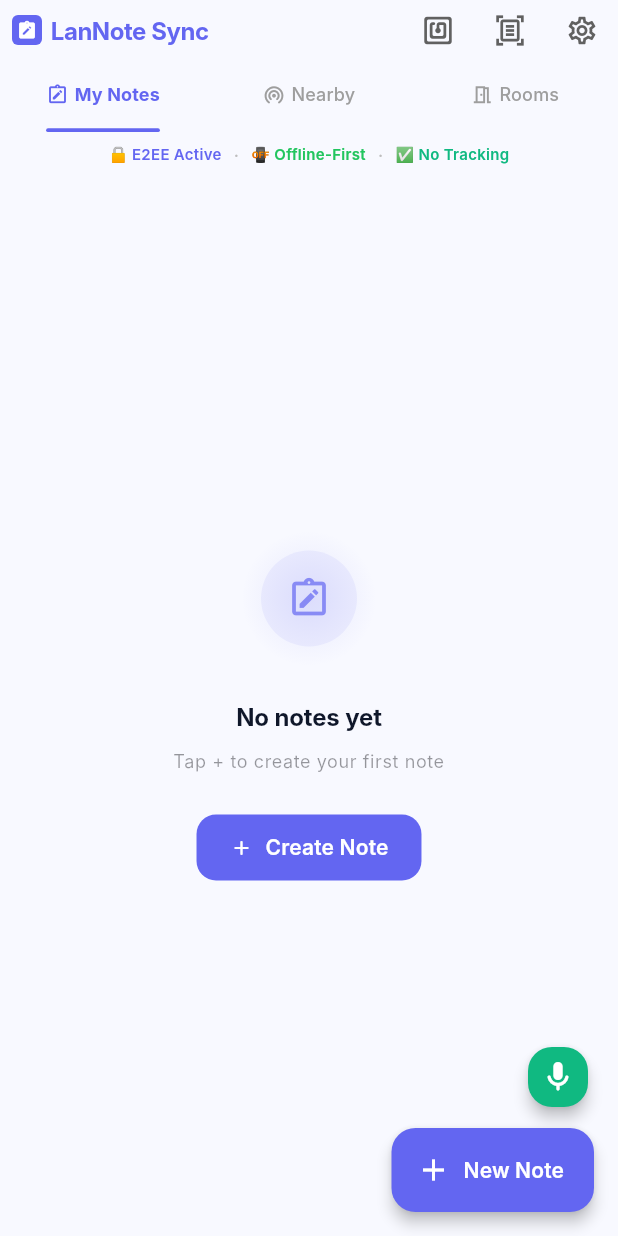
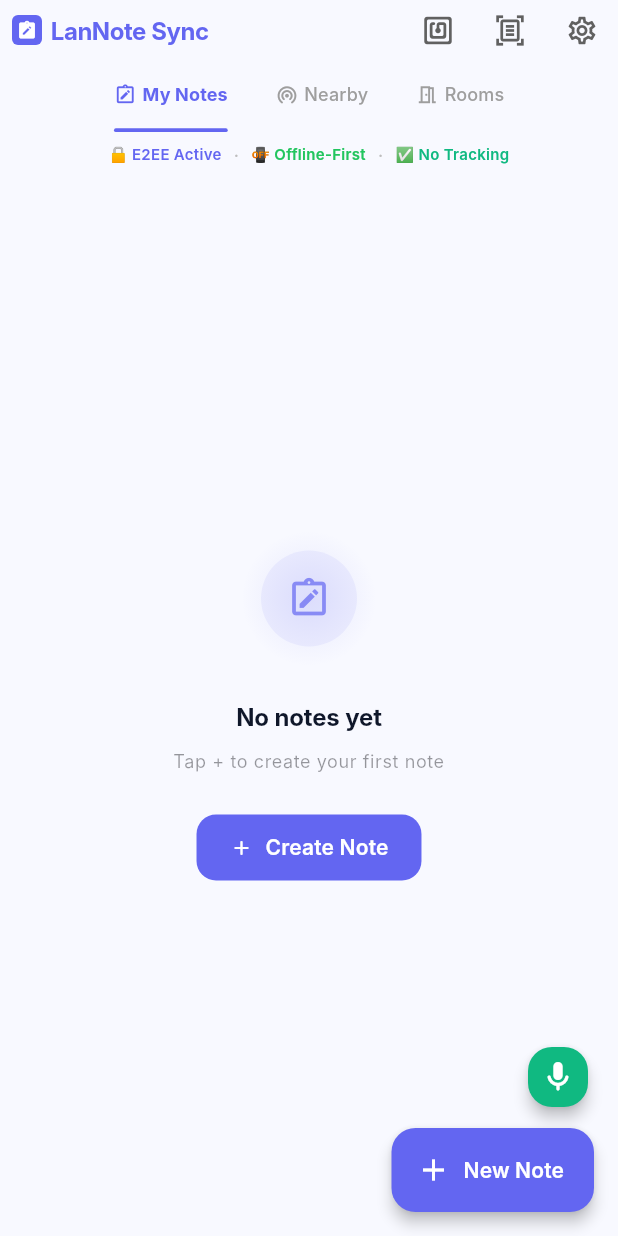
Before and after one commit to hassanmubiru/lan_note_sync, a Flutter app: the HomeScreen screen opened by its route, on a phone screen of 412 x 824 dp. Run offline on Flutter 3.47's test engine with Material 3 defaults, Android fonts, the phone set to English and light mode, and no system bars; drawn by our look-alikes of flutter_animate; our stand-ins replace connectivity_plus, convert, device_info_plus, flutter_markdown, flutter_riverpod, flutter_secure_storage and 12 more; missing offline and left inert: bonsoir, cryptography, flutter_webrtc, google_mlkit_text_recognition, mobile_scanner, network_info_plus and 4 more; accounts and stored records are empty; Roboto replaces fonts that are missing (Inter); statements that could not run were skipped.

Commit message:
modified:   lib/ui/screens/home/home_screen.dart

```diff
--- a/lib/ui/screens/home/home_screen.dart
+++ b/lib/ui/screens/home/home_screen.dart
@@ -106,6 +106,8 @@ class _HomeScreenState extends ConsumerState<HomeScreen> with TickerProviderStat
                   child: Container(
                     color: theme.colorScheme.surface,
                     child: TabBar(
+                      isScrollable: true,
+                      padding: const EdgeInsets.symmetric(horizontal: 8),
                       controller: _tabController,
                       tabs: [
                         Tab(child: _TabLabel(Icons.note_alt_outlined, AppStrings.myNotes,
```
